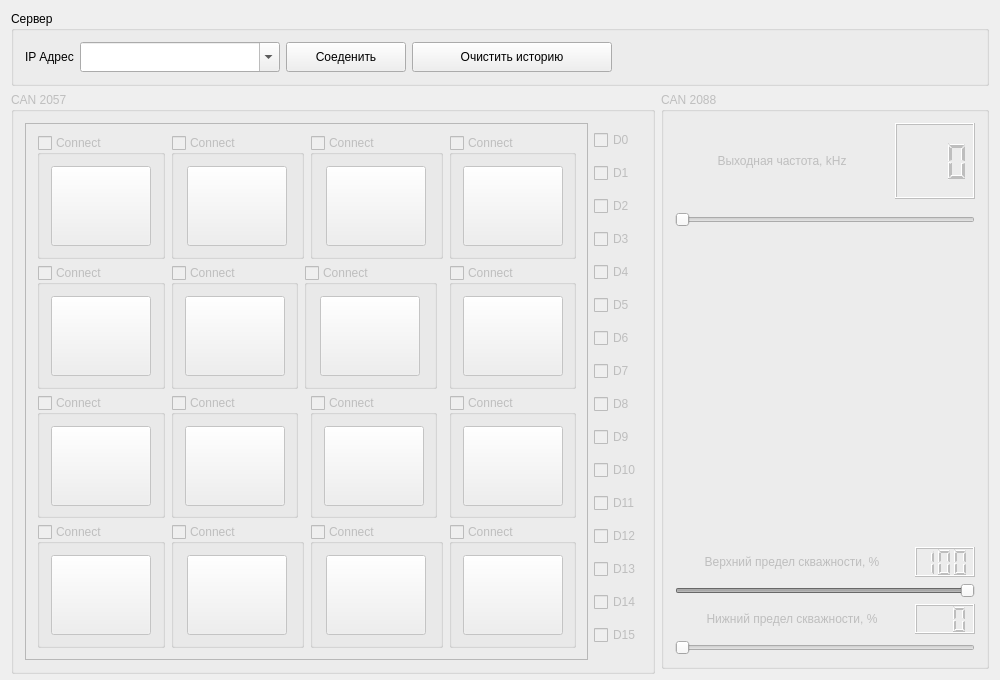
First picture: the form in Megatron-client/client.ui, repository sseitov/Megatron, before the edit.
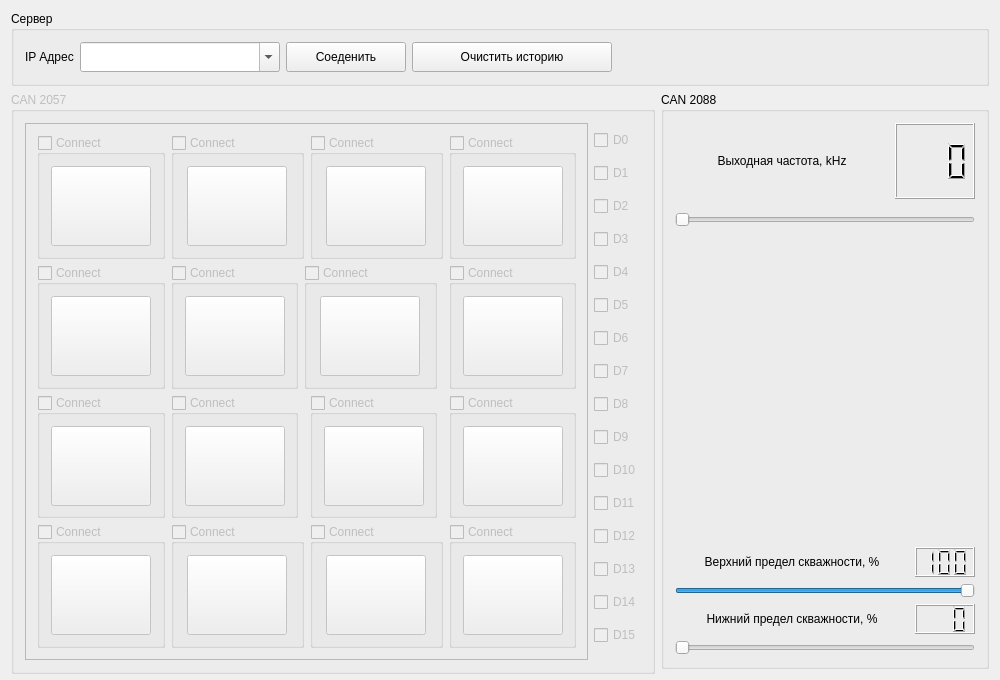
Second picture: the form after the edit. Custom widgets are drawn as their Qt base class.

```diff
--- a/Megatron-client/client.ui
+++ b/Megatron-client/client.ui
@@ -828,7 +828,7 @@
      <item>
       <widget class="JoystickControl" name="joystick">
        <property name="enabled">
-        <bool>false</bool>
+        <bool>true</bool>
        </property>
        <property name="title">
         <string>CAN 2088</string>
```
Left out of the diff: 5 changed lines with no effect on the pictures.
